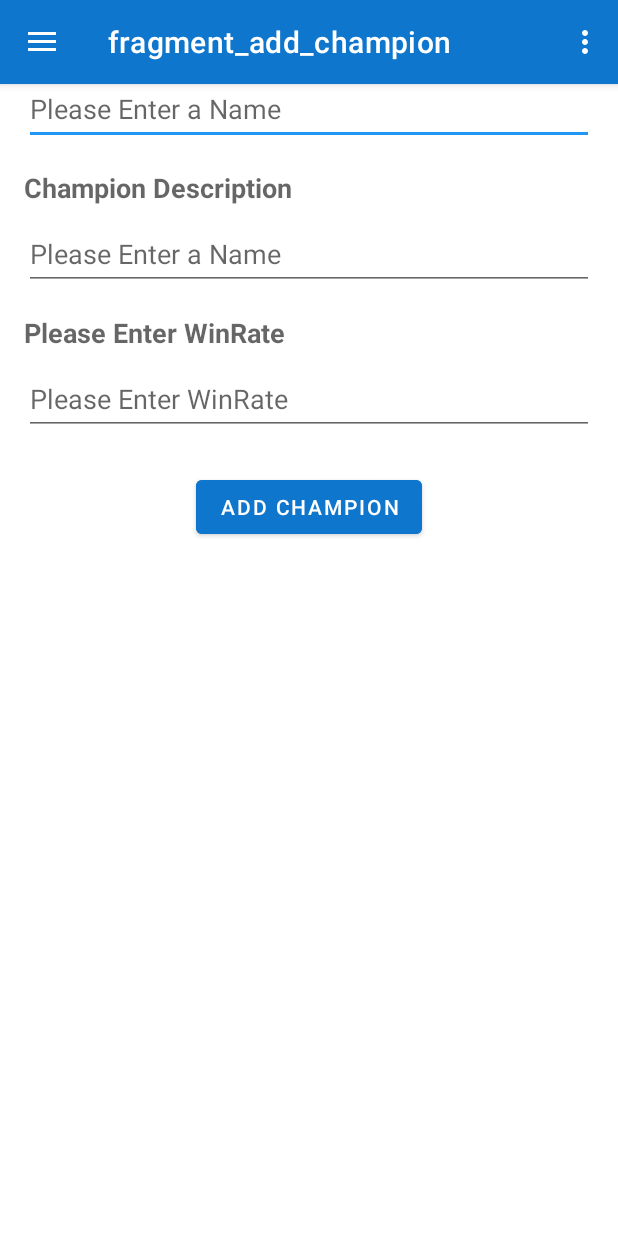
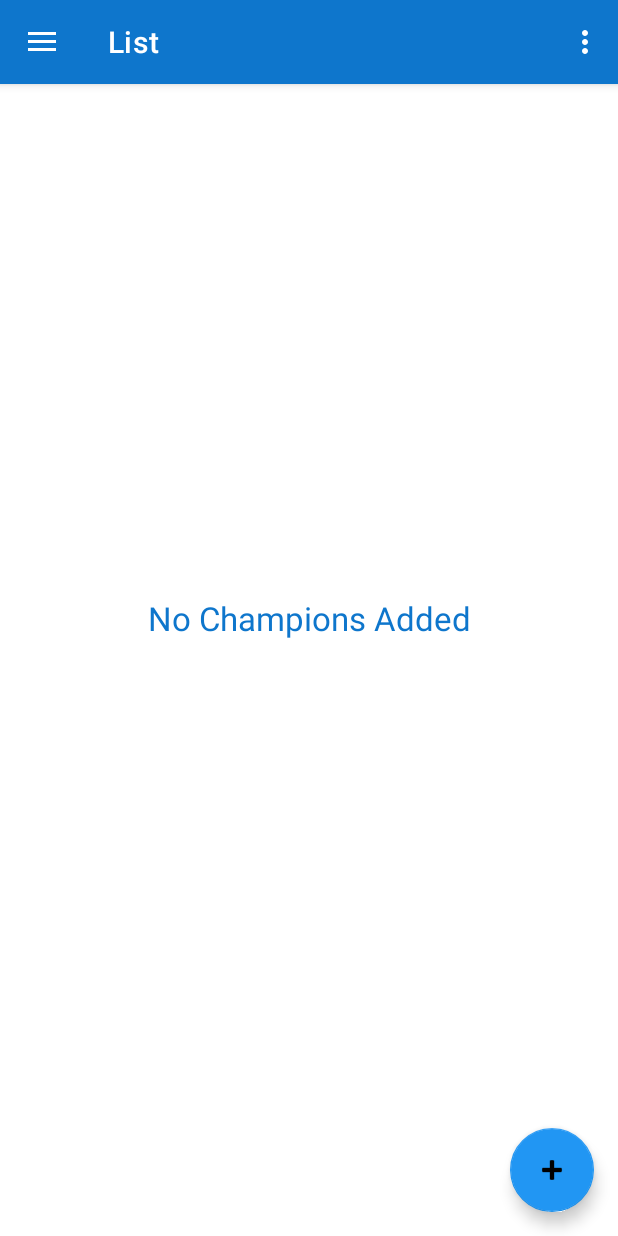
Before and after one commit to MarkoGlavic/MAD2-Assignment2, an Android app: the screen it shows after launch (Home), on a phone screen of 412 x 824 dp. Run offline under Robolectric (Android 15) with nearby library versions, the phone set to English and light mode, and no system bars; our stand-ins replace Timber, navigation-ui.

Commit message:
Start of refactoring for view model

```diff
--- a/app/src/main/java/com/example/mad2assignmenttwo/activities/Home.kt
+++ b/app/src/main/java/com/example/mad2assignmenttwo/activities/Home.kt
@@ -5,14 +5,21 @@ import android.os.Bundle
 import androidx.appcompat.widget.Toolbar
 import androidx.drawerlayout.widget.DrawerLayout
 import androidx.navigation.findNavController
+import androidx.navigation.ui.AppBarConfiguration
 import androidx.navigation.ui.NavigationUI
+import androidx.navigation.ui.navigateUp
+import androidx.navigation.ui.setupActionBarWithNavController
 import androidx.navigation.ui.setupWithNavController
 import com.example.mad2assignmenttwo.R
 import com.example.mad2assignmenttwo.databinding.HomeBinding
+import com.google.android.material.floatingactionbutton.FloatingActionButton
+import com.google.android.material.snackbar.Snackbar
 
 class Home : AppCompatActivity() {
     private lateinit var drawerLayout: DrawerLayout
-    private lateinit var homeBinding : HomeBinding
+        private lateinit var homeBinding : HomeBinding
+    private lateinit var appBarConfiguration: AppBarConfiguration
+
     override fun onCreate(savedInstanceState: Bundle?) {
         super.onCreate(savedInstanceState)
 
@@ -22,14 +29,23 @@ class Home : AppCompatActivity() {
         val toolbar = findViewById<Toolbar>(R.id.toolbar)
         setSupportActionBar(toolbar)
 
+        val fab: FloatingActionButton = findViewById(R.id.fab)
+        fab.setOnClickListener { view ->
+            Snackbar.make(view, "Replace with your own action", Snackbar.LENGTH_LONG)
+                .setAction("Action", null).show()
+        }
+
         val navController = findNavController(R.id.nav_host_fragment)
-        NavigationUI.setupActionBarWithNavController(this, navController, drawerLayout)
+        appBarConfiguration = AppBarConfiguration(setOf(
+            R.id.addChampionFragment, R.id.listFragment), drawerLayout)
+        setupActionBarWithNavController(navController, appBarConfiguration)
+
         val navView = homeBinding.navView
         navView.setupWithNavController(navController)
     }
 
     override fun onSupportNavigateUp(): Boolean {
         val navController = findNavController(R.id.nav_host_fragment)
-        return NavigationUI.navigateUp(navController, drawerLayout)
+        return navController.navigateUp(appBarConfiguration) || super.onSupportNavigateUp()
     }
 }
--- a/app/src/main/java/com/example/mad2assignmenttwo/main/ChampionApp.kt
+++ b/app/src/main/java/com/example/mad2assignmenttwo/main/ChampionApp.kt
@@ -1,7 +1,6 @@
 package com.example.mad2assignmenttwo.main
 
 import android.app.Application
-import com.example.mad2assignmenttwo.models.ChampionMemStore
 import com.example.mad2assignmenttwo.models.ChampionStore
 import timber.log.Timber
 
@@ -11,7 +10,7 @@ class ChampionApp : Application() {
     override fun onCreate() {
         super.onCreate()
         Timber.plant(Timber.DebugTree())
-        championStore = ChampionMemStore()
+//        championStore = ChampionMemStore()
         Timber.i("Starting Champion Application")
 
 
--- a/app/src/main/java/com/example/mad2assignmenttwo/models/ChampionMemStore.kt
+++ b/app/src/main/java/com/example/mad2assignmenttwo/models/ChampionManager.kt
@@ -8,7 +8,7 @@ internal fun getId(): Long {
     return lastId++
 }
 
-class ChampionMemStore : ChampionStore {
+object ChampionManager : ChampionStore {
 
     val champions = ArrayList<ChampionModel>()
 
--- /dev/null
+++ b/app/src/main/java/com/example/mad2assignmenttwo/ui/list/ListFragment.kt
@@ -0,0 +1,108 @@
+package com.example.mad2assignmenttwo.ui.list
+
+import android.os.Bundle
+import android.view.LayoutInflater
+import android.view.Menu
+import android.view.MenuInflater
+import android.view.MenuItem
+import android.view.View
+import android.view.ViewGroup
+import androidx.core.view.MenuHost
+import androidx.core.view.MenuProvider
+import androidx.fragment.app.Fragment
+import androidx.lifecycle.Lifecycle
+import androidx.lifecycle.Observer
+import androidx.lifecycle.ViewModelProvider
+import androidx.navigation.findNavController
+import androidx.navigation.fragment.findNavController
+import androidx.navigation.ui.NavigationUI
+import androidx.recyclerview.widget.LinearLayoutManager
+import com.example.mad2assignmenttwo.R
+import com.example.mad2assignmenttwo.adapters.ChampionAdapter
+import com.example.mad2assignmenttwo.databinding.FragmentListBinding
+import com.example.mad2assignmenttwo.main.ChampionApp
+import com.example.mad2assignmenttwo.models.ChampionModel
+import com.google.android.material.floatingactionbutton.FloatingActionButton
+
+/**
+ * A simple [Fragment] subclass.
+ * Use the [ListFragment.newInstance] factory method to
+ * create an instance of this fragment.
+ */class ListFragment : Fragment() {
+    lateinit var app: ChampionApp
+
+    private var _fragBinding: FragmentListBinding? = null
+    private val fragBinding get() = _fragBinding!!
+    private lateinit var listViewModel: ListViewModel
+
+
+    override fun onCreate(savedInstanceState: Bundle?) {
+        super.onCreate(savedInstanceState)
+        setHasOptionsMenu(true)
+
+    }
+
+    private fun setupMenu() {
+        (requireActivity() as MenuHost).addMenuProvider(object : MenuProvider {
+            override fun onPrepareMenu(menu: Menu) {
+                // Handle for example visibility of menu items
+            }
+
+            override fun onCreateMenu(menu: Menu, menuInflater: MenuInflater) {
+                menuInflater.inflate(R.menu.menu_list, menu)
+            }
+
+            override fun onMenuItemSelected(menuItem: MenuItem): Boolean {
+                // Validate and handle the selected menu item
+                return NavigationUI.onNavDestinationSelected(menuItem,
+                    requireView().findNavController())
+            }
+        }, viewLifecycleOwner, Lifecycle.State.RESUMED)
+    }
+
+    override fun onCreateView(
+        inflater: LayoutInflater, container: ViewGroup?,
+        savedInstanceState: Bundle?
+    ): View? {
+        _fragBinding = FragmentListBinding.inflate(inflater, container, false)
+        val root = fragBinding.root
+        setupMenu()
+        fragBinding.recyclerView.layoutManager = LinearLayoutManager(activity)
+        listViewModel = ViewModelProvider(this).get(ListViewModel::class.java)
+        listViewModel.observableChampionList.observe(viewLifecycleOwner, Observer {
+                champions ->
+            champions?.let { render(champions) }
+        })
+
+        val fab: FloatingActionButton = fragBinding.fab
+        fab.setOnClickListener {
+            val action = ListFragmentDirections.actionListFragmentToAddChampionFragment()
+            findNavController().navigate(action)
+        }
+
+        return root
+    }
+
+    private fun render(championsList: List<ChampionModel>) {
+        fragBinding.recyclerView.adapter = ChampionAdapter(championsList)
+        if (championsList.isEmpty()) {
+            fragBinding.recyclerView.visibility = View.GONE
+            fragBinding.championsNotFound.visibility = View.VISIBLE
+        } else {
+            fragBinding.recyclerView.visibility = View.VISIBLE
+            fragBinding.championsNotFound.visibility = View.GONE
+        }
+    }
+
+    override fun onResume() {
+        super.onResume()
+        listViewModel.load()
+    }
+
+
+
+    override fun onDestroyView() {
+        super.onDestroyView()
+        _fragBinding = null
+    }
+}
--- /dev/null
+++ b/app/src/main/java/com/example/mad2assignmenttwo/ui/list/ListViewModel.kt
@@ -0,0 +1,23 @@
+package com.example.mad2assignmenttwo.ui.list
+
+import androidx.lifecycle.LiveData
+import androidx.lifecycle.MutableLiveData
+import androidx.lifecycle.ViewModel
+import com.example.mad2assignmenttwo.models.ChampionManager
+import com.example.mad2assignmenttwo.models.ChampionModel
+
+class ListViewModel: ViewModel() {
+
+    private val championList = MutableLiveData<List<ChampionModel>>()
+
+    val observableChampionList: LiveData<List<ChampionModel>>
+        get() = championList
+
+    init {
+        load()
+    }
+
+    fun load() {
+        championList.value = ChampionManager.findAll()
+    }
+}
--- a/app/src/main/res/layout/fragment_add_champion.xml
+++ b/app/src/main/res/layout/fragment_add_champion.xml
@@ -5,7 +5,7 @@
     android:layout_width="match_parent"
     android:layout_height="match_parent"
     android:padding="16dp"
-    tools:context=".activities.AddChampion">
+    tools:context=".ui.add.AddChampionFragment">
 
     <TextView
         android:id="@+id/championNameTitle"
--- a/app/src/main/res/layout/fragment_list.xml
+++ b/app/src/main/res/layout/fragment_list.xml
@@ -5,7 +5,7 @@
     xmlns:tools="http://schemas.android.com/tools"
     android:layout_width="match_parent"
     android:layout_height="match_parent"
-    tools:context=".activities.ListChampions">
+    tools:context=".ui.list.ListFragment">
 
     <androidx.recyclerview.widget.RecyclerView
         android:id="@+id/recyclerView"
@@ -20,16 +20,27 @@
         app:layout_constraintVertical_bias="0.573" />
 
     <TextView
-        android:id="@+id/reportTitle"
+        android:id="@+id/championsNotFound"
         android:layout_width="wrap_content"
         android:layout_height="wrap_content"
-        android:text="@string/action_list"
-        android:textSize="36sp"
-        app:layout_constraintBottom_toTopOf="@+id/recyclerView"
+        android:text="@string/no_champions"
+        android:textAlignment="center"
+        android:textAppearance="@style/TextAppearance.AppCompat.Large"
+        android:textColor="@color/color_primary"
+        app:layout_constraintBottom_toBottomOf="parent"
         app:layout_constraintEnd_toEndOf="parent"
-        app:layout_constraintHorizontal_bias="0.052"
         app:layout_constraintStart_toStartOf="parent"
         app:layout_constraintTop_toTopOf="parent"
-        app:layout_constraintVertical_bias="0.238" />
+        tools:text="Champions not Found." />
 
+    <com.google.android.material.floatingactionbutton.FloatingActionButton
+        android:id="@+id/fab"
+        android:layout_width="wrap_content"
+        android:layout_height="wrap_content"
+        android:layout_gravity="bottom|end"
+        android:layout_margin="@dimen/activity_vertical_margin"
+        app:layout_constraintBottom_toBottomOf="parent"
+        app:layout_constraintEnd_toEndOf="parent"
+        app:srcCompat="@android:drawable/ic_input_add"
+        android:contentDescription="TODO" />
 </androidx.constraintlayout.widget.ConstraintLayout>
--- a/app/src/main/res/layout/nav_header.xml
+++ b/app/src/main/res/layout/nav_header.xml
@@ -18,7 +18,7 @@
         android:layout_height="100dp"
         android:contentDescription="@string/nav_header_desc"
         android:paddingTop="@dimen/nav_header_vertical_spacing"
-        app:srcCompat="@drawable/ic_yasuo_background" />
+        app:srcCompat="@drawable/yasuocircle" />
 
     <TextView
         android:layout_width="match_parent"
--- a/app/src/main/res/navigation/main_navigation.xml
+++ b/app/src/main/res/navigation/main_navigation.xml
@@ -3,12 +3,12 @@
     xmlns:app="http://schemas.android.com/apk/res-auto"
     xmlns:tools="http://schemas.android.com/tools"
     android:id="@+id/main_navigation"
-    app:startDestination="@id/addChampionFragment">
+    app:startDestination="@id/listFragment">
 
     <fragment
         android:id="@+id/addChampionFragment"
-        android:name="com.example.mad2assignmenttwo.fragments.AddChampionFragment"
-        android:label="fragment_add_champion"
+        android:name="com.example.mad2assignmenttwo.ui.add.AddChampionFragment"
+        android:label="@string/action_add"
         tools:layout="@layout/fragment_add_champion" >
         <action
             android:id="@+id/action_addChampionFragment_to_listFragment"
@@ -18,8 +18,8 @@
     </fragment>
     <fragment
         android:id="@+id/listFragment"
-        android:name="com.example.mad2assignmenttwo.fragments.ListFragment"
-        android:label="fragment_list"
+        android:name="com.example.mad2assignmenttwo.ui.list.ListFragment"
+        android:label="@string/action_list"
         tools:layout="@layout/fragment_list" >
         <action
             android:id="@+id/action_listFragment_to_addChampionFragment"
--- a/app/src/main/res/values/strings.xml
+++ b/app/src/main/res/values/strings.xml
@@ -17,6 +17,8 @@
     <string name="nav_header_title">Champion Picker</string>
     <string name="nav_header_subtitle">test@test.com</string>
     <string name="nav_header_desc">Navigation header</string>
+    <string name="donationsNotFound">No champions in the database!</string>
+
     <string name="back_button">Back</string>
     <string name="no_roles">No Roles Added</string>
     <string name="no">No</string>
--- a/build.gradle.kts
+++ b/build.gradle.kts
@@ -3,5 +3,6 @@ plugins {
     id("com.android.application") version "8.1.2" apply false
     id("org.jetbrains.kotlin.android") version "1.9.0" apply false
     id("org.jetbrains.kotlin.plugin.parcelize") version "1.7.10" apply false
+    id("androidx.navigation.safeargs") version "2.5.1" apply false
 
 }
```
Also changed, not shown: app/build.gradle.kts (+7 -3 lines), app/src/main/java/com/example/mad2assignmenttwo/fragments/ListFragment.kt (deleted, +0 -69 lines), app/src/main/java/com/example/mad2assignmenttwo/ui/add/AddChampionFragment.kt (renamed from app/src/main/java/com/example/mad2assignmenttwo/fragments/AddChampionFragment.kt, +34 -9 lines), app/src/main/java/com/example/mad2assignmenttwo/ui/add/AddChampionViewModel.kt (added, +13 -0 lines), app/src/main/res/drawable/yasuocircle.jpg (added).
